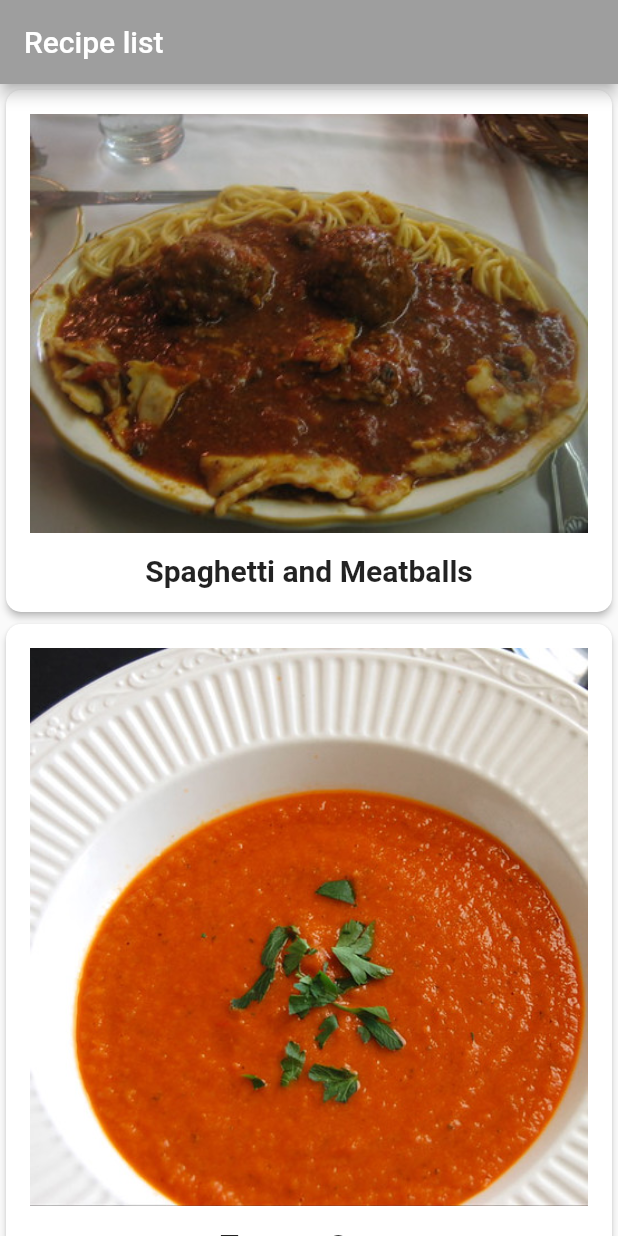
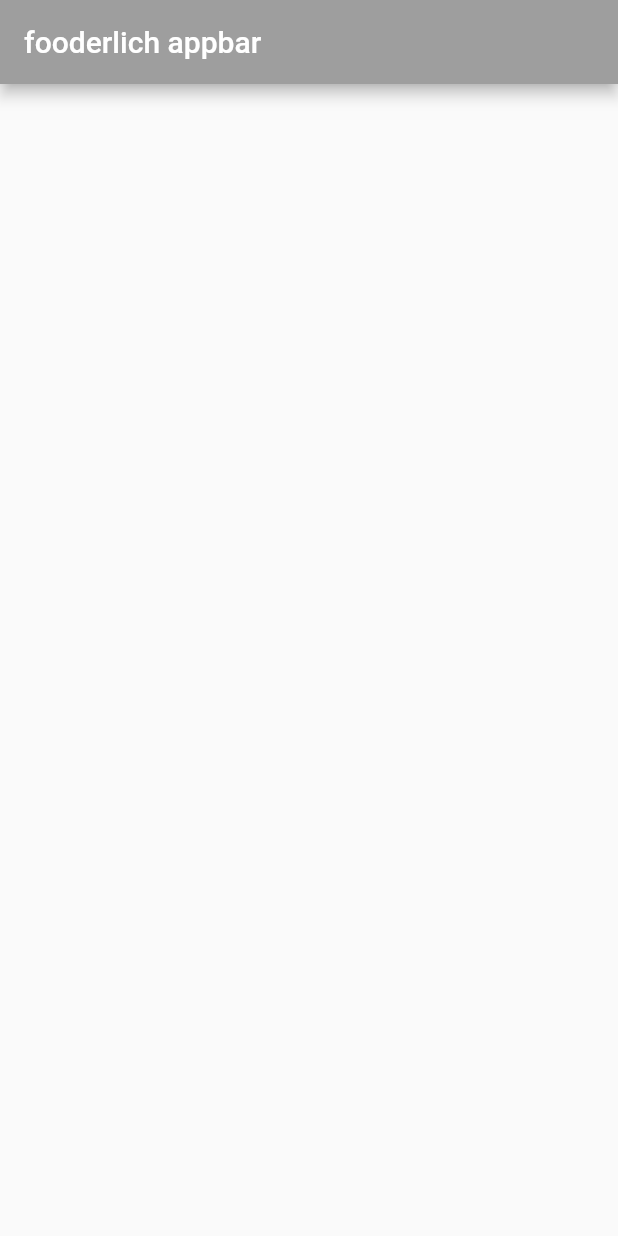
Before and after one commit to YousefZinsazK78/flutter_apprentice_project_test, a Flutter app: the screen it shows after launch, on a phone screen of 412 x 824 dp. Run offline on Flutter 3.47's test engine with Material 2 defaults, Android fonts, the phone set to English and light mode, and no system bars; Roboto replaces fonts that are missing (Palatino).

Commit message:
initial fooderlich branch

```diff
--- /dev/null
+++ b/lib/fooderlich.dart
@@ -0,0 +1,14 @@
+import 'package:flutter/material.dart';
+
+class FooderlichScreen extends StatelessWidget {
+  const FooderlichScreen({Key? key}) : super(key: key);
+
+  @override
+  Widget build(BuildContext context) {
+    return Scaffold(
+      appBar: AppBar(
+        title: const Text('fooderlich appbar'),
+      ),
+    );
+  }
+}
--- a/lib/main.dart
+++ b/lib/main.dart
@@ -1,6 +1,5 @@
 import 'package:flutter/material.dart';
-import 'package:flutter_application_test/recipe_detail.dart';
-import './recipe.dart';
+import './fooderlich.dart';
 
 void main() {
   runApp(const MyApp());
@@ -20,77 +19,7 @@ class MyApp extends StatelessWidget {
           secondary: Colors.black,
         ),
       ),
-      home: const MyHomePage(title: 'Recipe list'),
+      home: const FooderlichScreen(),
     );
   }
 }
-
-class MyHomePage extends StatefulWidget {
-  const MyHomePage({Key? key, required this.title}) : super(key: key);
-
-  final String title;
-
-  @override
-  State<MyHomePage> createState() => _MyHomePageState();
-}
-
-class _MyHomePageState extends State<MyHomePage> {
-  @override
-  Widget build(BuildContext context) {
-    return Scaffold(
-      appBar: AppBar(
-        title: Text(widget.title),
-      ),
-      body: SafeArea(
-        child: ListView.builder(
-          itemCount: Recipe.samples.length,
-          itemBuilder: (context, index) {
-            return GestureDetector(
-              onTap: () {
-                Navigator.push(
-                  context,
-                  MaterialPageRoute(
-                    builder: (context) => RecipeDetailScreen(
-                      recipe: Recipe.samples[index],
-                    ),
-                  ),
-                );
-              },
-              child: buildRecipeCard(Recipe.samples[index]),
-            );
-          },
-        ),
-      ),
-    );
-  }
-
-  Widget buildRecipeCard(Recipe recipe) {
-    return Card(
-      elevation: 2.0,
-      shape: RoundedRectangleBorder(
-        borderRadius: BorderRadius.circular(10.0),
-      ),
-      child: Padding(
-        padding: const EdgeInsets.all(16.0),
-        child: Column(
-          children: [
-            Image(
-              image: AssetImage(recipe.imageUrl),
-            ),
-            const SizedBox(
-              height: 14.0,
-            ),
-            Text(
-              recipe.label,
-              style: const TextStyle(
-                fontSize: 20.0,
-                fontWeight: FontWeight.w700,
-                fontFamily: 'Palatino',
-              ),
-            ),
-          ],
-        ),
-      ),
-    );
-  }
-}
--- a/lib/recipe.dart
+++ /dev/null
@@ -1,145 +0,0 @@
-class Recipe {
-  String label;
-  String imageUrl;
-
-  int servings;
-  List<Ingredient> ingredients;
-
-  Recipe(this.label, this.imageUrl, this.servings, this.ingredients);
-
-  static List<Recipe> samples = [
-    Recipe(
-      'Spaghetti and Meatballs',
-      'assets/2126711929_ef763de2b3_w.jpg',
-      4,
-      [
-        Ingredient(
-          1,
-          'box',
-          'Spaghetti',
-        ),
-        Ingredient(
-          4,
-          '',
-          'Frozen Meatballs',
-        ),
-        Ingredient(
-          0.5,
-          'jar',
-          'sauce',
-        ),
-      ],
-    ),
-    Recipe(
-      'Tomato Soup',
-      'assets/27729023535_a57606c1be.jpg',
-      2,
-      [
-        Ingredient(
-          1,
-          'can',
-          'Tomato Soup',
-        ),
-      ],
-    ),
-    Recipe(
-      'Grilled Cheese',
-      'assets/3187380632_5056654a19_b.jpg',
-      1,
-      [
-        Ingredient(
-          2,
-          'slices',
-          'Cheese',
-        ),
-        Ingredient(
-          2,
-          'slices',
-          'Bread',
-        ),
-      ],
-    ),
-    Recipe(
-      'Chocolate Chip Cookies',
-      'assets/15992102771_b92f4cc00a_b.jpg',
-      24,
-      [
-        Ingredient(
-          4,
-          'cups',
-          'flour',
-        ),
-        Ingredient(
-          2,
-          'cups',
-          'sugar',
-        ),
-        Ingredient(
-          0.5,
-          'cups',
-          'chocolate chips',
-        ),
-      ],
-    ),
-    Recipe(
-      'Taco Salad',
-      'assets/8533381643_a31a99e8a6_c.jpg',
-      1,
-      [
-        Ingredient(
-          4,
-          'oz',
-          'nachos',
-        ),
-        Ingredient(
-          3,
-          'oz',
-          'taco meat',
-        ),
-        Ingredient(
-          0.5,
-          'cup',
-          'cheese',
-        ),
-        Ingredient(
-          0.25,
-          'cup',
-          'chopped tomatoes',
-        ),
-      ],
-    ),
-    Recipe(
-      'Hawaiian Pizza',
-      'assets/15452035777_294cefced5_c.jpg',
-      4,
-      [
-        Ingredient(
-          1,
-          'item',
-          'pizza',
-        ),
-        Ingredient(
-          1,
-          'cup',
-          'pineapple',
-        ),
-        Ingredient(
-          8,
-          'oz',
-          'ham',
-        ),
-      ],
-    ),
-  ];
-}
-
-class Ingredient {
-  double quantity;
-  String measure;
-  String name;
-  Ingredient(
-    this.quantity,
-    this.measure,
-    this.name,
-  );
-}
--- a/lib/recipe_detail.dart
+++ /dev/null
@@ -1,69 +0,0 @@
-import 'package:flutter/material.dart';
-import './recipe.dart';
-
-class RecipeDetailScreen extends StatefulWidget {
-  const RecipeDetailScreen({Key? key, required this.recipe}) : super(key: key);
-
-  final Recipe recipe;
-
-  @override
-  State<RecipeDetailScreen> createState() => _RecipeDetailScreenState();
-}
-
-class _RecipeDetailScreenState extends State<RecipeDetailScreen> {
-  int _sliderVal = 1;
-  @override
-  Widget build(BuildContext context) {
-    return Scaffold(
-      appBar: AppBar(
-        title: Text(widget.recipe.label),
-      ),
-      body: SafeArea(
-        child: Column(
-          children: [
-            SizedBox(
-              height: 300,
-              child: Image(
-                image: AssetImage(widget.recipe.imageUrl),
-              ),
-            ),
-            const SizedBox(
-              height: 4,
-            ),
-            Text(
-              widget.recipe.label,
-              style: const TextStyle(
-                fontSize: 18,
-              ),
-            ),
-            Expanded(
-              child: ListView.builder(
-                padding: const EdgeInsets.all(7.0),
-                itemCount: widget.recipe.ingredients.length,
-                itemBuilder: (context, index) {
-                  final ingredient = widget.recipe.ingredients[index];
-                  return Text(
-                      '${ingredient.quantity * _sliderVal} ${ingredient.measure} ${ingredient.name}');
-                },
-              ),
-            ),
-            Slider(
-              min: 1,
-              max: 10,
-              divisions: 10,
-              label: '${_sliderVal * widget.recipe.servings} servings',
-              value: _sliderVal.toDouble(),
-              onChanged: (value) {
-                setState(() {
-                  _sliderVal = value.round();
-                });
-              },
-              activeColor: Colors.green,
-              inactiveColor: Colors.black,
-            ),
-          ],
-        ),
-      ),
-    );
-  }
-}
```
